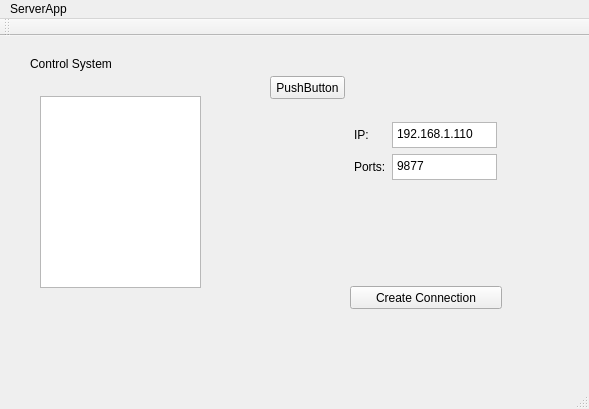
qtdwzAdam/serverJob, file mainwindowserver.ui: the form before one commit.
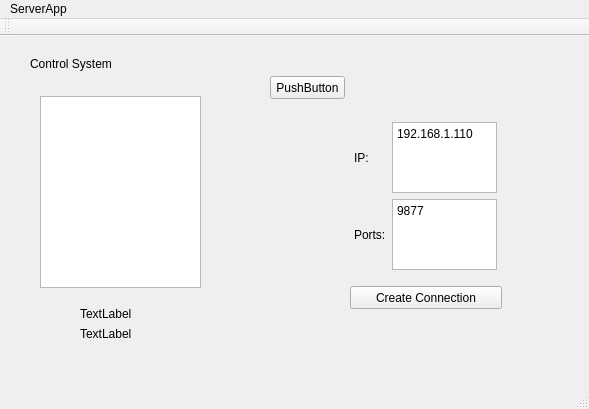
The form after the commit.

The edit to the form file:
```diff
--- a/mainwindowserver.ui
+++ b/mainwindowserver.ui
@@ -20,7 +20,7 @@
       <x>350</x>
       <y>80</y>
       <width>151</width>
-      <height>71</height>
+      <height>160</height>
      </rect>
     </property>
     <layout class="QGridLayout" name="gridLayout">
@@ -123,6 +123,32 @@
      <string>PushButton</string>
     </property>
    </widget>
+   <widget class="QLabel" name="result123">
+    <property name="geometry">
+     <rect>
+      <x>80</x>
+      <y>270</y>
+      <width>111</width>
+      <height>16</height>
+     </rect>
+    </property>
+    <property name="text">
+     <string>TextLabel</string>
+    </property>
+   </widget>
+   <widget class="QLabel" name="result1">
+    <property name="geometry">
+     <rect>
+      <x>80</x>
+      <y>290</y>
+      <width>111</width>
+      <height>16</height>
+     </rect>
+    </property>
+    <property name="text">
+     <string>TextLabel</string>
+    </property>
+   </widget>
   </widget>
   <widget class="QToolBar" name="mainToolBar">
    <attribute name="toolBarArea">
```
